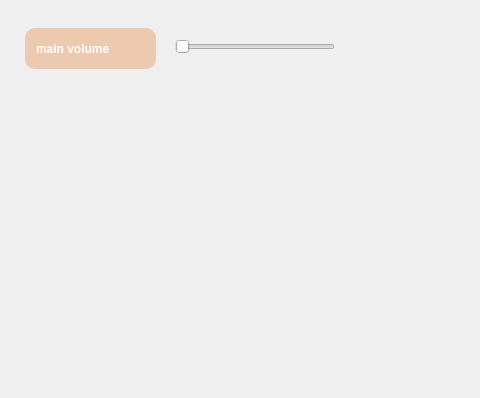
This is settingmenu.ui in Yosef3dwy/Snake-Game as Qt 5 draws it before an edit; both pictures show x 815 to 1295 and y 362 to 760 of the 1400 by 760 pixel window. The edited form follows.
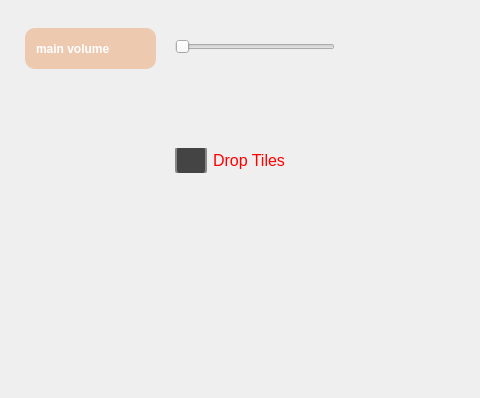
This is the edited form.

The edit to the form file:
```diff
--- a/settingmenu.ui
+++ b/settingmenu.ui
@@ -404,6 +404,45 @@
     <string>Back</string>
    </property>
   </widget>
+  <widget class="QCheckBox" name="checkBox">
+   <property name="geometry">
+    <rect>
+     <x>990</x>
+     <y>510</y>
+     <width>131</width>
+     <height>25</height>
+    </rect>
+   </property>
+   <property name="styleSheet">
+    <string notr="true">QCheckBox {
+    color: red;
+    font-size: 16px;
+}
+
+QCheckBox::indicator {
+    width: 28px;
+    height: 28px;
+    border-radius: 6px;
+}
+
+QCheckBox::indicator:unchecked {
+    background-color: #444;
+    border: 2px solid #888;
+}
+
+QCheckBox::indicator:checked {
+    background-color: #2ecc71;
+    border: 2px solid #27ae60;
+}
+
+QCheckBox::indicator:hover {
+    border: 2px solid #00bcd4;
+}</string>
+   </property>
+   <property name="text">
+    <string>Drop Tiles</string>
+   </property>
+  </widget>
  </widget>
  <resources/>
  <connections>
```
